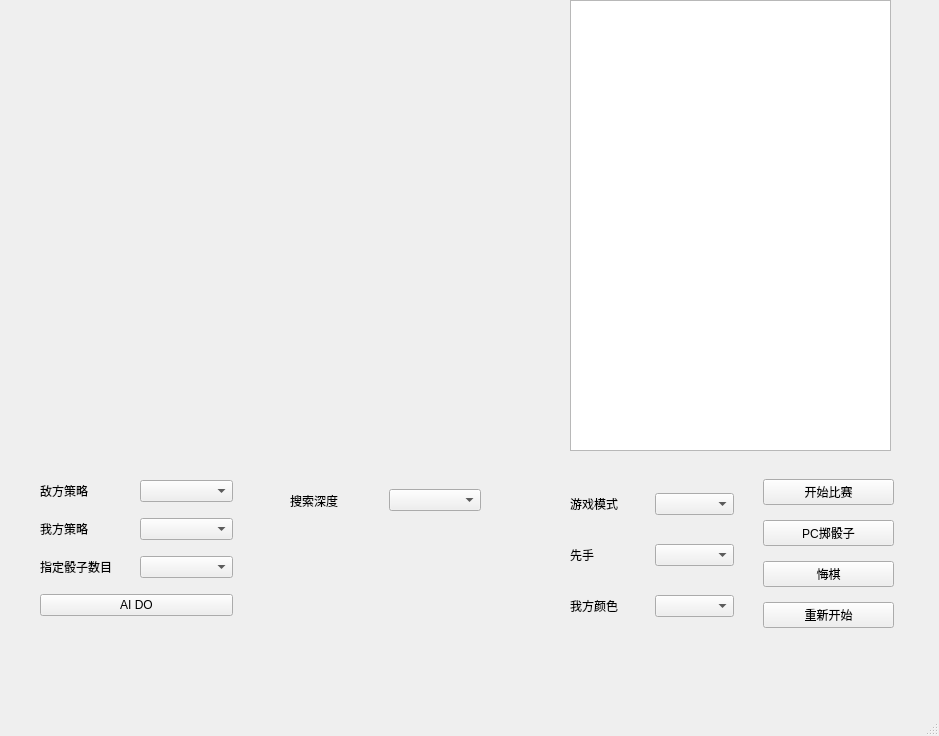
Above: view/mainwindow.ui from Kelfvin/Einstein_BlueShadow before the change. Below: the same form after it.
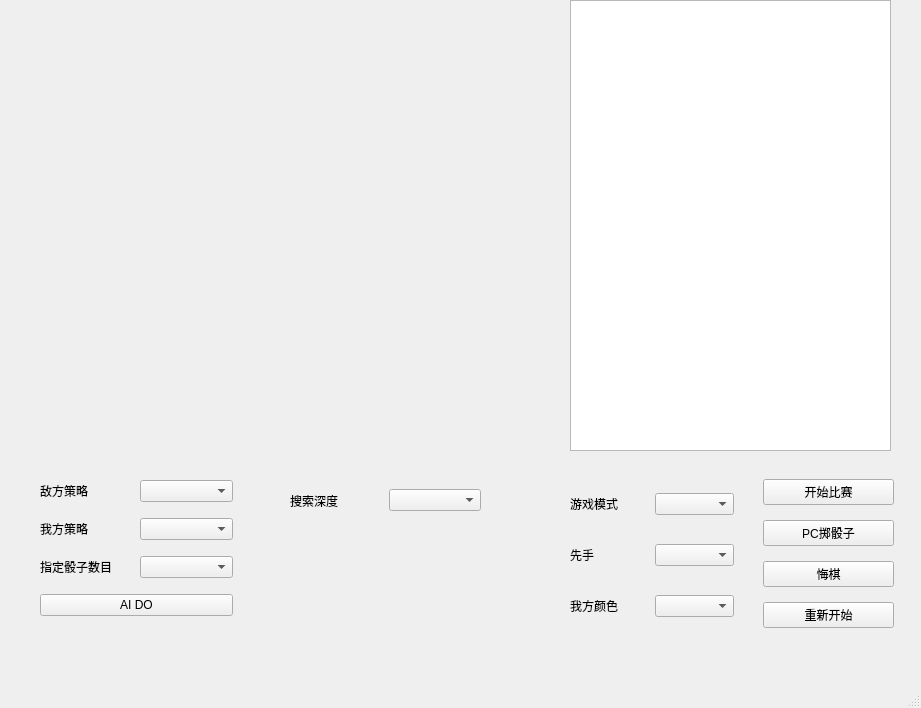
That is the form after the change.

```diff
--- a/view/mainwindow.ui
+++ b/view/mainwindow.ui
@@ -6,8 +6,8 @@
    <rect>
     <x>0</x>
     <y>0</y>
-    <width>939</width>
-    <height>736</height>
+    <width>921</width>
+    <height>708</height>
    </rect>
   </property>
   <property name="windowTitle">
```
Left out of the diff: 41 changed lines with no effect on the pictures.
